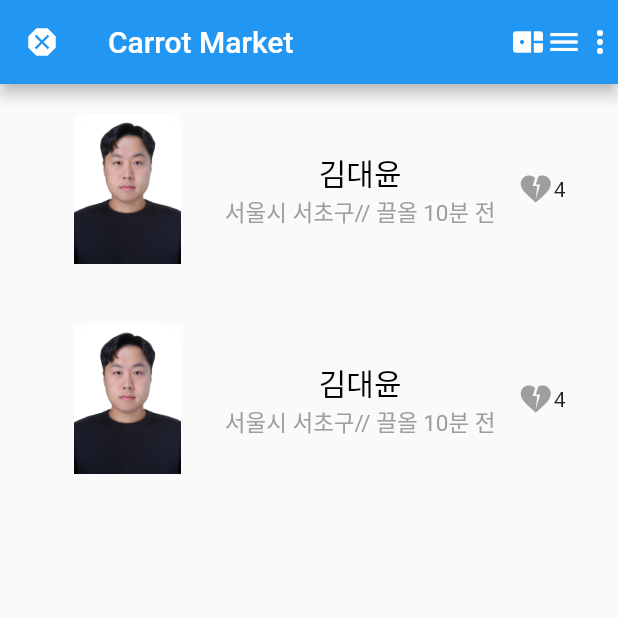
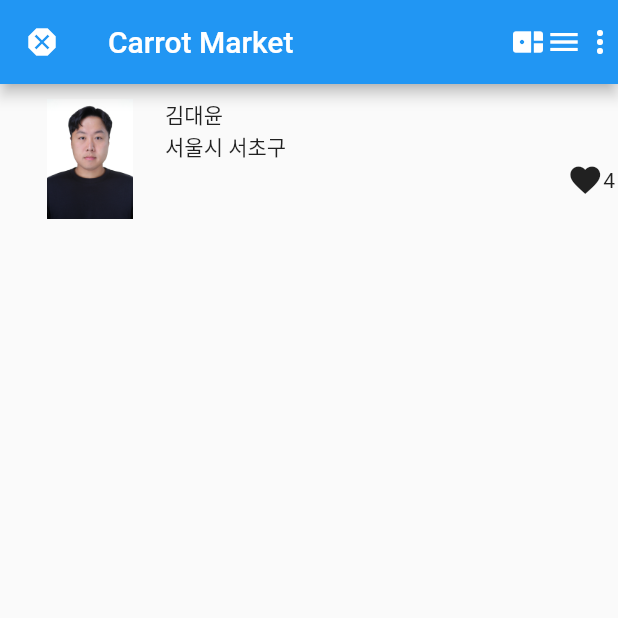
Before and after one commit to apeachicetea/contact, a Flutter app: the screen it shows after launch, on a phone screen of 412 x 824 dp, the top half of it. Run offline on Flutter 3.47's test engine with Material 2 defaults, Android fonts, the phone set to English and light mode, and no system bars.

Commit message:
Edit my layout

```diff
--- a/lib/main.dart
+++ b/lib/main.dart
@@ -20,94 +20,32 @@ class MyApp extends StatelessWidget {
               Icon(Icons.more_vert)
             ],
           ),
-          body: Column(
+          body: Container(
+            padding: EdgeInsets.all(10),
+            height: 100,
+            child: Row(
               children: [
+                Image.asset('assets/daeyoon.jpg', width: 100,),
                 Container(
-                margin: EdgeInsets.all(20),
-                child: Row(
-                  mainAxisAlignment: MainAxisAlignment.spaceEvenly,
+                  width: 300,
+                  child: Column(
+                    crossAxisAlignment: CrossAxisAlignment.start,
                     children: [
-                    Container(
-                        width: 100,
-                        height: 100,
-                        child: Image.asset('assets/daeyoon.jpg')),
-                    Column(children: [
-                      Text(
-                        '김대윤',
-                        style: TextStyle(
-                            fontSize: 20,
-                            fontWeight: FontWeight.w500,
-                            color: Colors.black),
-                      ),
+                      Text('김대윤'),
+                      Text('서울시 서초구'),
                       Row(
+                        mainAxisAlignment: MainAxisAlignment.end,
                         children: [
-                          Text(
-                            '서울시 서초구',
-                            style: TextStyle(fontSize: 15, color: Colors.grey),
-                          ),
-                          Text(
-                            '// 끌올 10분 전',
-                            style: TextStyle(fontSize: 15, color: Colors.grey),
-                          ),
-                        ],
-                      )
-                    ]),
-                    Row(
-                      children: [
-                        Icon(
-                          Icons.heart_broken,
-                          color: Colors.grey,
-                        ),
-                        Text('4')
-                      ],
-                    )
-                  ],
-                ),
-              ),
-              Container(
-                margin: EdgeInsets.all(20),
-                child: Row(
-                  mainAxisAlignment: MainAxisAlignment.spaceEvenly,
-                  children: [
-                    Container(
-                        width: 100,
-                        height: 100,
-                        child: Image.asset('assets/daeyoon.jpg')),
-                    Column(children: [
-                      Text(
-                        '김대윤',
-                        style: TextStyle(
-                            fontSize: 20,
-                            fontWeight: FontWeight.w500,
-                            color: Colors.black),
-                      ),
-                      Row(
-                        children: [
-                          Text(
-                            '서울시 서초구',
-                            style: TextStyle(fontSize: 15, color: Colors.grey),
-                          ),
-                          Text(
-                            '// 끌올 10분 전',
-                            style: TextStyle(fontSize: 15, color: Colors.grey),
-                          ),
-                        ],
-                      )
-                    ]),
-                    Row(
-                      children: [
-                        Icon(
-                          Icons.heart_broken,
-                          color: Colors.grey,
-                        ),
-                        Text('4')
+                          Icon(Icons.favorite),
+                          Text('4'),
                         ],
                       )
                     ],
                   ),
                 ),
               ],
-          )),
-    );
+            ),
+          ),
+      ));
   }
 }
```
Lines whose indentation alone changed are shown as unchanged.
